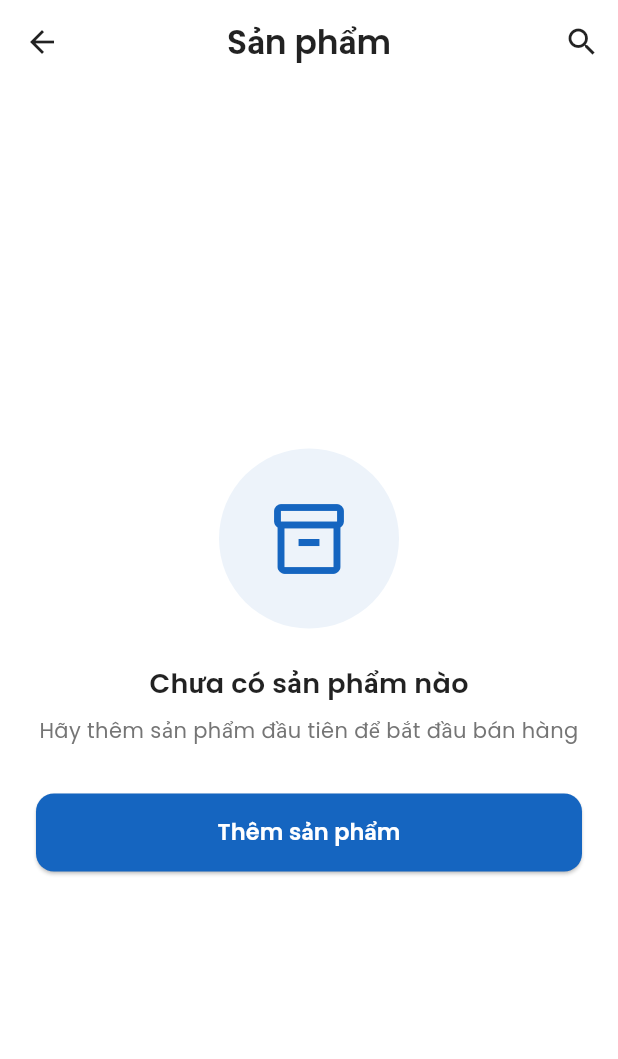
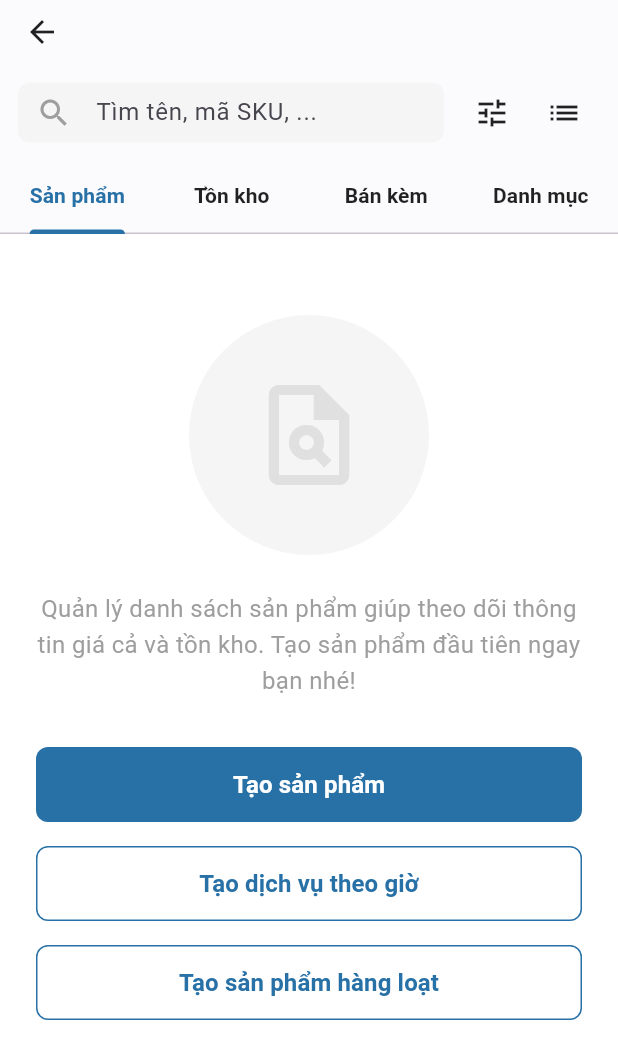
Before and after one commit to TrongPhucX5/BizFlowProject, a Flutter app: the ProductScreen screen opened directly, on a phone screen of 412 x 824 dp. Shown: the top 1059 px of the screen. Run offline on Flutter 3.47's test engine with Material 3 defaults, Android fonts, the phone set to English and light mode, and no system bars; our stand-ins replace dio, flutter_secure_storage, google_fonts, shared_preferences; accounts and stored records are empty.

Commit message:
Cap nhat San Pham

```diff
--- a/mobile/lib/features/home/presentation/main_screen.dart
+++ b/mobile/lib/features/home/presentation/main_screen.dart
@@ -3,13 +3,7 @@ import 'package:flutter/material.dart';
 import 'package:mobile/features/Sales/presentation/sales_screen.dart';
 // 2. Import Màn hình Đơn hàng (Cực kỳ quan trọng, thiếu dòng này là lỗi)
 import 'package:mobile/features/order/presentation/order_screen.dart';
-<<<<<<< HEAD
-=======
-<<<<<<< HEAD
 import 'package:mobile/features/product/presentation/product_screen.dart';
-=======
->>>>>>> ffc0dc1206b1cabcb15caeb053411f8b8d1c50ea
->>>>>>> 1f7ef7d (Update mobile and backend)
 
 class MainScreen extends StatefulWidget {
   const MainScreen({super.key});
@@ -25,22 +19,9 @@ class _MainScreenState extends State<MainScreen> {
   final List<Widget> _widgetOptions = <Widget>[
     // Vị trí 0: Bán hàng
     const SalesScreen(),
-
-    // Vị trí 1: Đơn hàng (Anh kiểm tra kỹ dòng này nhé)
+    // Vị trí 1: Đơn hàng
     const OrderScreen(),
-
-    // Vị trí 2: Sản phẩm (Cái icon màu xanh lá cây hiện tại của anh đang nằm ở đây)
-    const Center(
-      child: Column(
-        mainAxisAlignment: MainAxisAlignment.center,
-        children: [
-          Icon(Icons.inventory_2, size: 64, color: Colors.green),
-          SizedBox(height: 10),
-          Text('Quản lý Sản phẩm', style: TextStyle(fontSize: 18)),
-        ],
-      ),
-    ),
-
+    const ProductScreen(),
     // Vị trí 3: Khách hàng
     const Center(
       child: Column(
--- a/mobile/lib/features/product/presentation/product_screen.dart
+++ b/mobile/lib/features/product/presentation/product_screen.dart
@@ -1,120 +1,192 @@
 import 'package:flutter/material.dart';
-import 'package:google_fonts/google_fonts.dart';
 
 class ProductScreen extends StatelessWidget {
   const ProductScreen({super.key});
 
   @override
   Widget build(BuildContext context) {
-    const Color primaryBlue = Color(0xFF1565C0);
-    const Color textColor = Colors.black87;
+    // Màu xanh lá chủ đạo theo thiết kế
+    const Color kPrimaryGreen = Color(0xff2871a7);
+    const Color kGreyBg = Color(0xFFF5F5F5);
+    const Color kGreyText = Colors.grey;
 
-    return Scaffold(
-      backgroundColor: Colors.white,
-
-      // === APP BAR ===
-      appBar: AppBar(
+    // Sử dụng DefaultTabController để quản lý 4 tab
+    return DefaultTabController(
+      length: 4, // Số lượng tab: Sản phẩm, Tồn kho, Bán kèm, Danh mục
+      child: Scaffold(
         backgroundColor: Colors.white,
-        elevation: 0,
-        centerTitle: true,
-        leading: Navigator.canPop(context)
-            ? IconButton(
-          icon: const Icon(Icons.arrow_back, color: textColor),
-          onPressed: () => Navigator.pop(context),
-        )
-            : null,
-        title: Text(
-          'Sản phẩm',
-          style: GoogleFonts.poppins(
-            color: textColor,
-            fontWeight: FontWeight.w600,
+        // === 1. APP BAR TÙY CHỈNH ===
+        appBar: AppBar(
+          backgroundColor: Colors.white,
+          elevation: 0.5, // Bóng mờ nhẹ
+          leading: IconButton(
+            icon: const Icon(Icons.arrow_back, color: Colors.black87),
+            onPressed: () => Navigator.of(context).pop(),
+          ),
+          // Phần bottom chứa thanh tìm kiếm và TabBar
+          bottom: PreferredSize(
+            preferredSize: const Size.fromHeight(100.0), // Chiều cao tổng cho phần bottom
+            child: Column(
+              children: [
+                // --- Hàng chứa ô tìm kiếm và icon ---
+                Padding(
+                  padding: const EdgeInsets.symmetric(horizontal: 12.0, vertical: 8.0),
+                  child: Row(
+                    children: [
+                      Expanded(
+                        child: Container(
+                          height: 40,
+                          decoration: BoxDecoration(
+                            color: kGreyBg,
+                            borderRadius: BorderRadius.circular(8),
+                          ),
+                          child: const TextField(
+                            decoration: InputDecoration(
+                              hintText: "Tìm tên, mã SKU, ...",
+                              prefixIcon: Icon(Icons.search, color: kGreyText),
+                              border: InputBorder.none,
+                              contentPadding: EdgeInsets.symmetric(vertical: 10),
+                            ),
+                          ),
+                        ),
+                      ),
+                      const SizedBox(width: 8),
+                      IconButton(
+                        onPressed: () {}, // TODO: Icon sắp xếp/lọc
+                        icon: const Icon(Icons.tune, color: Colors.black87),
+                        constraints: const BoxConstraints(), // Thu gọn padding
+                        padding: const EdgeInsets.all(8),
+                      ),
+                      IconButton(
+                        onPressed: () {}, // TODO: Icon đổi kiểu xem
+                        icon: const Icon(Icons.list, color: Colors.black87),
+                        constraints: const BoxConstraints(),
+                        padding: const EdgeInsets.all(8),
+                      ),
+],
+                  ),
+                ),
+                // --- Thanh TabBar ---
+                TabBar(
+                  labelColor: kPrimaryGreen, // Màu chữ tab được chọn
+                  unselectedLabelColor: Colors.black87, // Màu chữ tab chưa chọn
+                  indicatorColor: kPrimaryGreen, // Màu thanh gạch chân
+                  indicatorWeight: 3.0,
+                  labelStyle: const TextStyle(fontWeight: FontWeight.bold),
+                  tabs: const [
+                    Tab(text: "Sản phẩm"),
+                    Tab(text: "Tồn kho"),
+                    Tab(text: "Bán kèm"),
+                    Tab(text: "Danh mục"),
+                  ],
+                ),
+              ],
+            ),
           ),
         ),
-        actions: [
-          IconButton(
-            icon: const Icon(Icons.search, color: textColor),
-            onPressed: () {
-              debugPrint("Tìm sản phẩm");
-            },
-          ),
-        ],
-      ),
 
-      // === BODY ===
-      body: Padding(
-        padding: const EdgeInsets.all(24),
-        child: Column(
-          mainAxisAlignment: MainAxisAlignment.center,
+        // === 2. NỘI DUNG CÁC TAB (TabBarView) ===
+        body: TabBarView(
           children: [
-            // Illustration
-            Container(
-              width: 120,
-              height: 120,
-              decoration: BoxDecoration(
-                color: primaryBlue.withOpacity(0.08),
-                shape: BoxShape.circle,
-              ),
-              child: const Icon(
-                Icons.inventory_2_outlined,
-                size: 56,
-                color: primaryBlue,
-              ),
-            ),
+            // --- Tab 1: Sản phẩm (Giao diện trạng thái rỗng) ---
+            _buildEmptyProductState(context, kPrimaryGreen, kGreyText, kGreyBg),
 
-            const SizedBox(height: 24),
-
-            // Title
-            Text(
-              "Chưa có sản phẩm nào",
-              style: GoogleFonts.poppins(
-                fontSize: 18,
-                fontWeight: FontWeight.w600,
-                color: textColor,
-              ),
-            ),
-
-            const SizedBox(height: 8),
-
-            // Subtitle
-            Text(
-              "Hãy thêm sản phẩm đầu tiên để bắt đầu bán hàng",
-              textAlign: TextAlign.center,
-              style: GoogleFonts.poppins(
-                fontSize: 14,
-                color: Colors.grey[600],
-              ),
-            ),
-
-            const SizedBox(height: 32),
-
-            // Button
-            SizedBox(
-              width: double.infinity,
-              height: 52,
-              child: ElevatedButton(
-                style: ElevatedButton.styleFrom(
-                  backgroundColor: primaryBlue,
-                  shape: RoundedRectangleBorder(
-                    borderRadius: BorderRadius.circular(12),
-                  ),
-                  elevation: 1,
-                ),
-                onPressed: () {
-                  debugPrint("Thêm sản phẩm");
-                },
-                child: Text(
-                  "Thêm sản phẩm",
-                  style: GoogleFonts.poppins(
-                    fontSize: 15,
-                    fontWeight: FontWeight.w600,
-                    color: Colors.white,
-                  ),
-                ),
-              ),
-            ),
+            // --- Các tab khác (Placeholder tạm) ---
+            const Center(child: Text("Màn hình Tồn kho")),
+            const Center(child: Text("Màn hình Bán kèm")),
+            const Center(child: Text("Màn hình Danh mục")),
           ],
         ),
       ),
     );
   }
+
+  // Widget xây dựng giao diện "Trạng thái rỗng" cho tab Sản phẩm
+  Widget _buildEmptyProductState(BuildContext context, Color primaryColor, Color greyText, Color greyBg) {
+    return SingleChildScrollView(
+      padding: const EdgeInsets.all(24.0),
+      child: Column(
+        crossAxisAlignment: CrossAxisAlignment.center,
+        children: [
+          const SizedBox(height: 30),
+          // 1. Ảnh minh họa (Dùng Icon thay thế cho ảnh thật)
+          Container(
+            width: 160,
+            height: 160,
+            decoration: BoxDecoration(
+              color: greyBg,
+              shape: BoxShape.circle,
+            ),
+            // Sử dụng một icon tương tự cái kính lúp trên tài liệu
+            child: Icon(Icons.plagiarism_outlined, size: 80, color: Colors.grey.shade300),
+          ),
+          const SizedBox(height: 24),
+
+          // 2. Text mô tả
+          Text(
+            "Quản lý danh sách sản phẩm giúp theo dõi thông tin giá cả và tồn kho. Tạo sản phẩm đầu tiên ngay bạn nhé!",
+            textAlign: TextAlign.center,
+            style: TextStyle(fontSize: 16, color: greyText, height: 1.5),
+          ),
+          const SizedBox(height: 32),
+
+          // 3. Các nút chức năng
+          // Nút 1: Tạo sản phẩm (Full màu xanh)
+          SizedBox(
+            width: double.infinity,
+            height: 50,
+            child: ElevatedButton(
+              onPressed: () {
+                // TODO: Mở màn hình tạo sản phẩm
+              },
+              style: ElevatedButton.styleFrom(
+                backgroundColor: primaryColor,
+foregroundColor: Colors.white,
+                shape: RoundedRectangleBorder(borderRadius: BorderRadius.circular(8)),
+                elevation: 0,
+              ),
+              child: const Text("Tạo sản phẩm", style: TextStyle(fontSize: 16, fontWeight: FontWeight.bold)),
+            ),
+          ),
+          const SizedBox(height: 16),
+
+          // Nút 2: Tạo dịch vụ (Viền xanh)
+          SizedBox(
+            width: double.infinity,
+            height: 50,
+            child: OutlinedButton(
+              onPressed: () {
+                // TODO: Chức năng khác
+              },
+              style: OutlinedButton.styleFrom(
+                foregroundColor: primaryColor,
+                side: BorderSide(color: primaryColor),
+                shape: RoundedRectangleBorder(borderRadius: BorderRadius.circular(8)),
+              ),
+              child: const Text("Tạo dịch vụ theo giờ", style: TextStyle(fontSize: 16, fontWeight: FontWeight.bold)),
+            ),
+          ),
+          const SizedBox(height: 16),
+
+          // Nút 3: Tạo hàng loạt (Viền xanh)
+          SizedBox(
+            width: double.infinity,
+            height: 50,
+            child: OutlinedButton(
+              onPressed: () {
+                // TODO: Chức năng khác
+              },
+              style: OutlinedButton.styleFrom(
+                foregroundColor: primaryColor,
+                side: BorderSide(color: primaryColor),
+                shape: RoundedRectangleBorder(borderRadius: BorderRadius.circular(8)),
+              ),
+              child: const Text("Tạo sản phẩm hàng loạt", style: TextStyle(fontSize: 16, fontWeight: FontWeight.bold)),
+            ),
+          ),
+          const SizedBox(height: 30),
+        ],
+      ),
+    );
+  }
 }
--- a/mobile/lib/main.dart
+++ b/mobile/lib/main.dart
@@ -1,15 +1,11 @@
 import 'package:flutter/material.dart';
 import 'package:mobile/features/auth/presentation/login_screen.dart';
 import 'package:mobile/features/home/presentation/main_screen.dart';
-<<<<<<< HEAD
-=======
-<<<<<<< HEAD
-// sales (POS)
-=======
->>>>>>> ffc0dc1206b1cabcb15caeb053411f8b8d1c50ea
->>>>>>> 1f7ef7d (Update mobile and backend)
+// Sales (POS)
 import 'package:mobile/features/Sales/presentation/sales_screen.dart';
 import 'package:mobile/features/order/presentation/order_screen.dart'; // Đổi đường dẫn nếu bạn lưu chỗ khác
+import 'package:mobile/features/product/presentation/product_screen.dart';
+
 void main() {
   runApp(const BizFlowApp());
 }
@@ -35,6 +31,7 @@ class BizFlowApp extends StatelessWidget {
         '/home': (context) => const MainScreen(),
         '/sales': (context) => const SalesScreen(),
         '/order': (context) => const OrderScreen(),
+        '/product': (context) => const ProductScreen(),
       },
     );
   }
```
